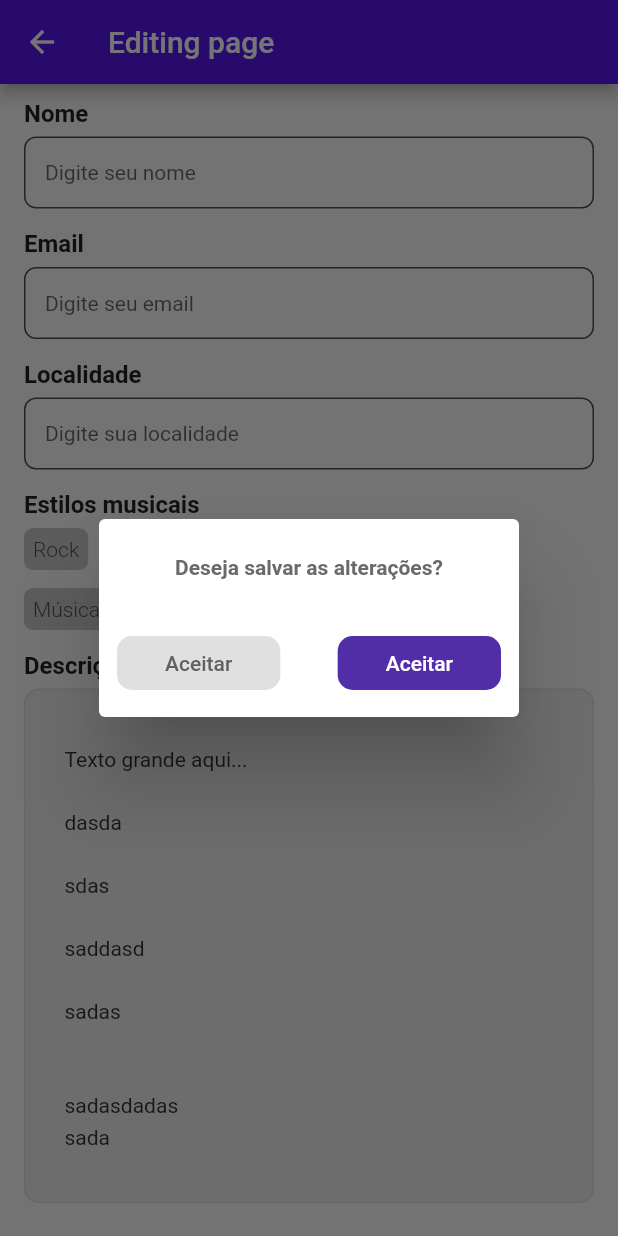
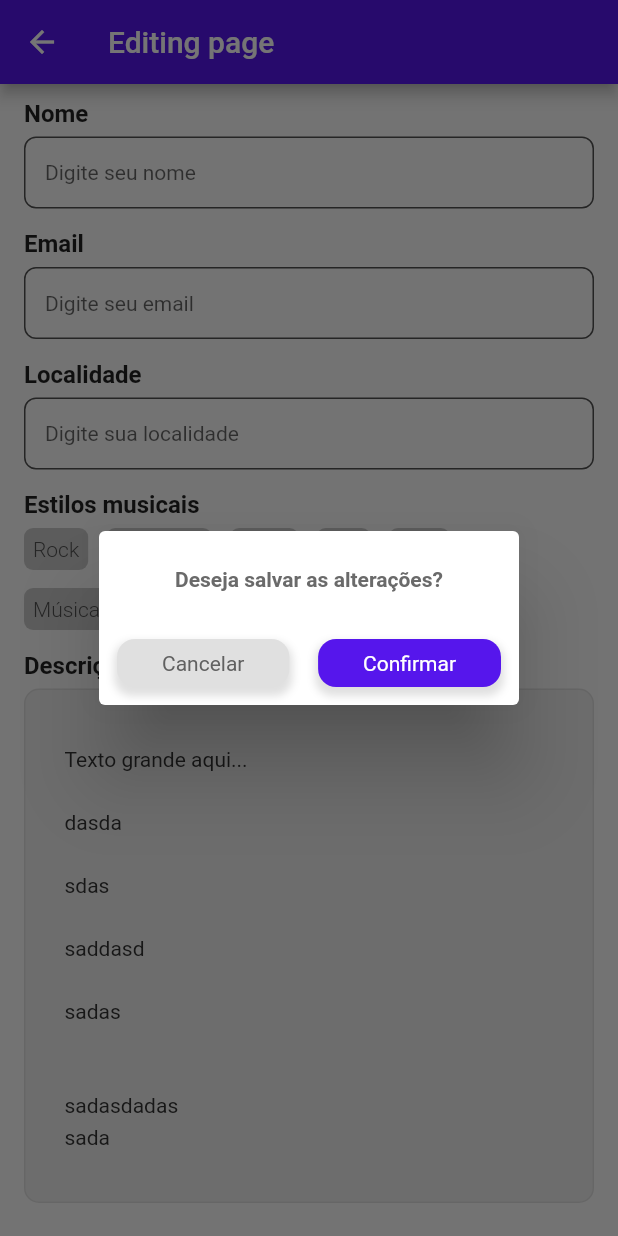
Before and after one commit to hjgms/flutter_tcc, a Flutter app: the EditProfilePage screen opened directly, after a tap on the "add" icon, on a phone screen of 412 x 824 dp. Run offline on Flutter 3.47's test engine with Material 2 defaults, Android fonts, the phone set to English and light mode, and no system bars; our stand-ins replace cloud_firestore, firebase_auth, firebase_core, firebase_storage, shared_preferences; accounts and stored records are empty.

Commit message:
modal created

```diff
--- /dev/null
+++ b/lib/components/modalSave.dart
@@ -0,0 +1,67 @@
+import 'package:flutter/material.dart';
+import 'package:flutter_application_firebase/global/variables.dart' as global;
+
+class ModalSave extends StatefulWidget {
+  const ModalSave({ Key? key }) : super(key: key);
+
+  @override
+  _ModalSaveState createState() => _ModalSaveState();
+}
+
+class _ModalSaveState extends State<ModalSave> {
+  @override
+  Widget build(BuildContext context) {
+    return AlertDialog(
+      title: const Center(
+          child: Text(
+        "Deseja salvar as alterações?",
+        style: TextStyle(
+            fontSize: 14,
+            fontWeight: FontWeight.w600,
+            color: Color(0xff6A6A6A)),
+      )),
+      actionsAlignment: MainAxisAlignment.spaceBetween,
+      actionsPadding: const EdgeInsets.all(12),
+      actions: [
+        GestureDetector(
+            onTap: () {},
+            child: Container(
+              decoration: BoxDecoration(
+                  boxShadow: const [
+                    BoxShadow(
+                        color: Color.fromARGB(43, 70, 70, 70),
+                        spreadRadius: 2,
+                        blurRadius: 4,
+                        offset: Offset(0, 4)),
+                  ],
+                  borderRadius: const BorderRadius.all(Radius.circular(12)),
+                  color: Colors.grey.shade300),
+              padding: const EdgeInsets.symmetric(vertical: 8, horizontal: 30),
+              child: Text(
+                "Cancelar",
+                style: TextStyle(color: Colors.grey.shade700),
+              ),
+            )),
+        GestureDetector(
+            onTap: () {},
+            child: Container(
+              decoration: BoxDecoration(
+                  boxShadow: const [
+                    BoxShadow(
+                        color: Color.fromARGB(43, 70, 70, 70),
+                        spreadRadius: 2,
+                        blurRadius: 4,
+                        offset: Offset(0, 4)),
+                  ],
+                  borderRadius: const BorderRadius.all(Radius.circular(12)),
+                  color: global.colorTheme["mainPurple"] as Color),
+              padding: const EdgeInsets.symmetric(vertical: 8, horizontal: 30),
+              child: const Text(
+                "Confirmar",
+                style: TextStyle(color: Colors.white),
+              ),
+            )),
+      ],
+    );
+  }
+}
--- a/lib/pages/EditProfilePage.dart
+++ b/lib/pages/EditProfilePage.dart
@@ -1,4 +1,5 @@
 import 'package:flutter/material.dart';
+import 'package:flutter_application_firebase/components/modalSave.dart';
 
 //configs
 import 'package:flutter_application_firebase/global/variables.dart' as global;
@@ -125,48 +126,7 @@ class _EditProfilePageState extends State<EditProfilePage> {
                           showDialog(
                               context: context,
                               builder: (BuildContext context) {
-                                return AlertDialog(
-                                  title: const Center(
-                                      child: Text(
-                                    "Deseja salvar as alterações?",
-                                    style: TextStyle(
-                                        fontSize: 14,
-                                        fontWeight: FontWeight.w600,
-                                        color: Color(0xff6A6A6A)),
-                                  )),
-                                  actionsAlignment:
-                                      MainAxisAlignment.spaceBetween,
-                                  actionsPadding: const EdgeInsets.all(12),
-                                  actions: [
-                                    TextButton(
-                                        style: modalButtonStyle(
-                                            bgColor: Colors.grey.shade300),
-                                        onPressed: () {},
-                                        child: Padding(
-                                          padding: const EdgeInsets.symmetric(
-                                              horizontal: 24),
-                                          child: Text(
-                                            "Aceitar",
-                                            style: TextStyle(
-                                                color: Colors.grey.shade700),
-                                          ),
-                                        )),
-                                    TextButton(
-                                        style: modalButtonStyle(
-                                            bgColor:
-                                                Colors.deepPurple.shade700),
-                                        onPressed: () {},
-                                        child: const Padding(
-                                          padding: EdgeInsets.symmetric(
-                                              horizontal: 24),
-                                          child: Text(
-                                            "Aceitar",
-                                            style:
-                                                TextStyle(color: Colors.white),
-                                          ),
-                                        )),
-                                  ],
-                                );
+                                return ModalSave();
                               });
                         },
                         child: Container(
```
Also changed, not shown: 3 other files.
